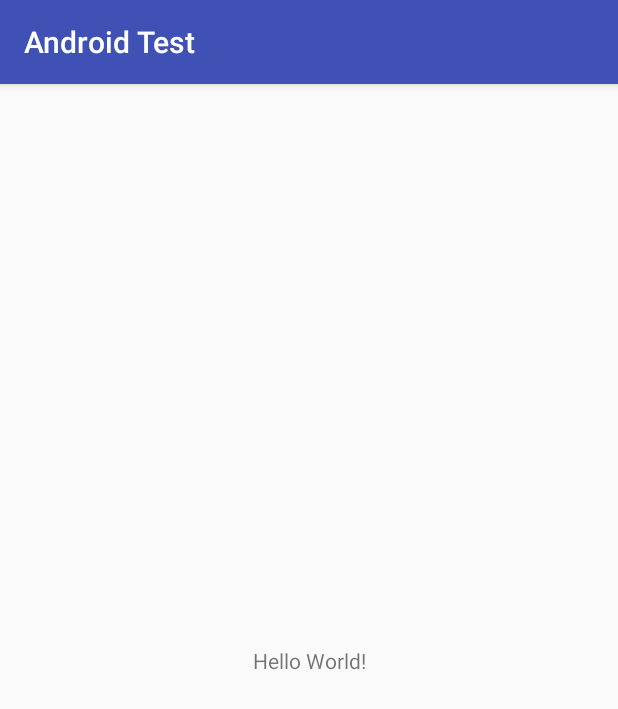
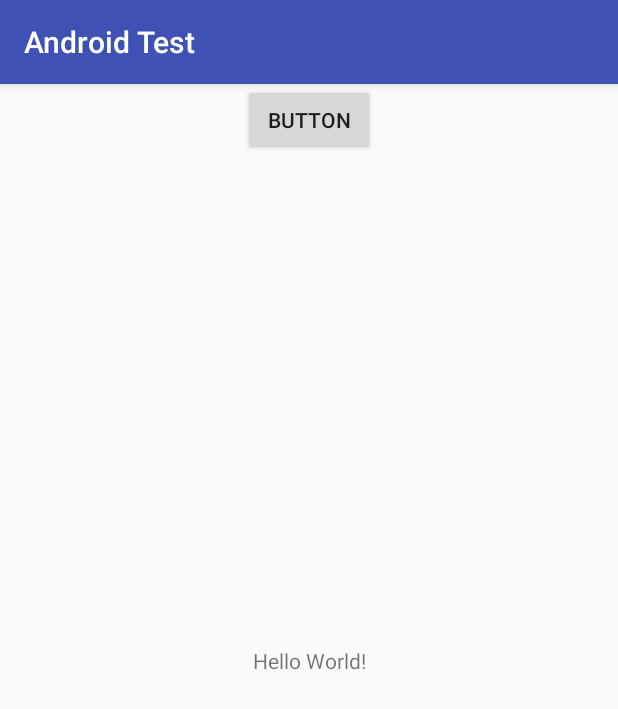
Before and after one commit to chstorch/AndroidTest, an Android app: the screen it shows after launch (MainActivity), on a phone screen of 412 x 824 dp. Shown: the top 709 px of the screen. Run offline under Robolectric (Android 15) with nearby library versions, the phone set to English and light mode, and no system bars.

Commit message:
added a button

```diff
--- a/app/src/main/res/layout/activity_main.xml
+++ b/app/src/main/res/layout/activity_main.xml
@@ -15,4 +15,14 @@
         app:layout_constraintRight_toRightOf="parent"
         app:layout_constraintTop_toTopOf="parent" />
 
+    <Button
+        android:id="@+id/button"
+        android:layout_width="wrap_content"
+        android:layout_height="wrap_content"
+        android:text="Button"
+        app:layout_constraintEnd_toEndOf="parent"
+        app:layout_constraintHorizontal_bias="0.5"
+        app:layout_constraintStart_toStartOf="parent"
+        tools:layout_editor_absoluteY="312dp" />
+
 </android.support.constraint.ConstraintLayout>
```
